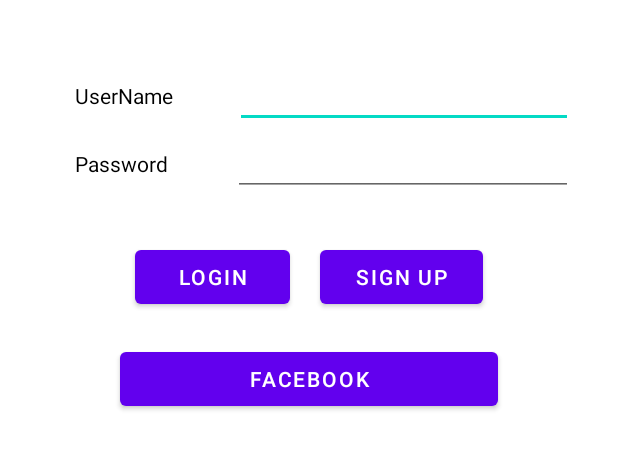
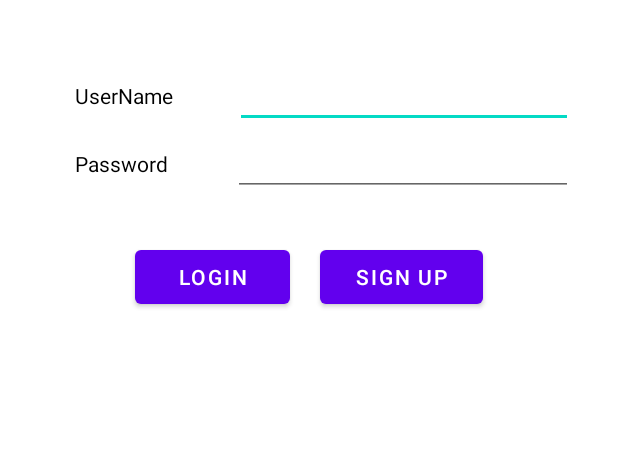
Before and after one commit to BorjaPalacios/Stelaris, an Android app: the screen it shows after launch (LoginActivity), on a phone screen of 412 x 824 dp, the part 473-943 px from its top. Run offline under Robolectric (Android 15) with nearby library versions, the phone set to English and light mode, and no system bars.

Commit message:
presentacion final

```diff
--- a/app/src/main/java/com/example/stelaris/activities/HomeActivity.java
+++ b/app/src/main/java/com/example/stelaris/activities/HomeActivity.java
@@ -224,10 +224,6 @@ public class HomeActivity extends AppCompatActivity {
                 } catch (Exception e){
                     System.out.println("error");
                 }
-            case R.id.menuOpciones:
-                Toast toast = Toast.makeText(this, "Ajustes", Toast.LENGTH_SHORT);
-                toast.show();
-                break;
             case R.id.menuCerrarSesion:
                 finish();
                 break;
--- a/app/src/main/res/layout/activity_login.xml
+++ b/app/src/main/res/layout/activity_login.xml
@@ -123,20 +123,6 @@
 
             </LinearLayout>
 
-            <Button
-                android:id="@+id/btnFacebook"
-                android:layout_width="match_parent"
-                android:layout_height="0dp"
-                android:layout_marginStart="80dp"
-                android:layout_marginLeft="80dp"
-                android:layout_marginTop="20dp"
-                android:layout_marginEnd="80dp"
-                android:layout_marginRight="80dp"
-                android:layout_weight="1"
-                android:paddingLeft="70dp"
-                android:paddingRight="70dp"
-                android:text="@string/facebook" />
-
         </LinearLayout>
     </ScrollView>
 
--- a/app/src/main/res/menu/menuopciones.xml
+++ b/app/src/main/res/menu/menuopciones.xml
@@ -5,9 +5,6 @@
         android:id="@+id/menuPerfil"
         android:title="@string/perfil" />
     <item
-        android:id="@+id/menuOpciones"
-        android:title="@string/ajustes" />
-    <item
         android:id="@+id/menuCerrarSesion"
         android:title="@string/cerrarSesion" />
 </menu>
```
Also changed, not shown: app/src/main/res/layout/activity_home.xml (+0 -7 lines).
